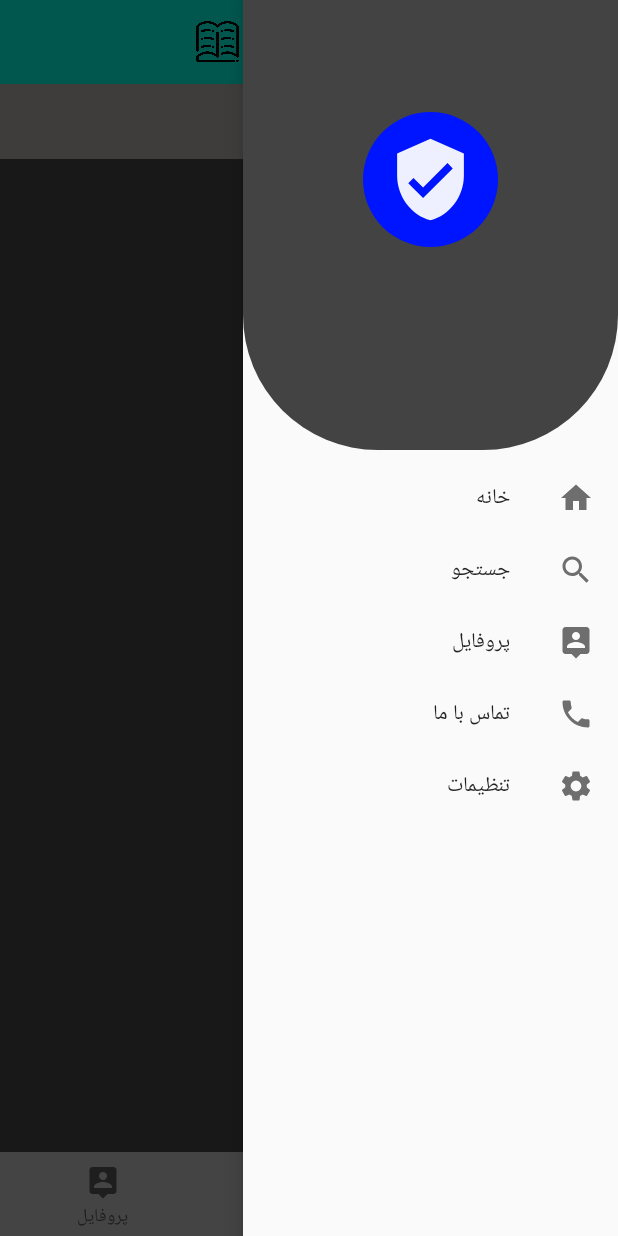
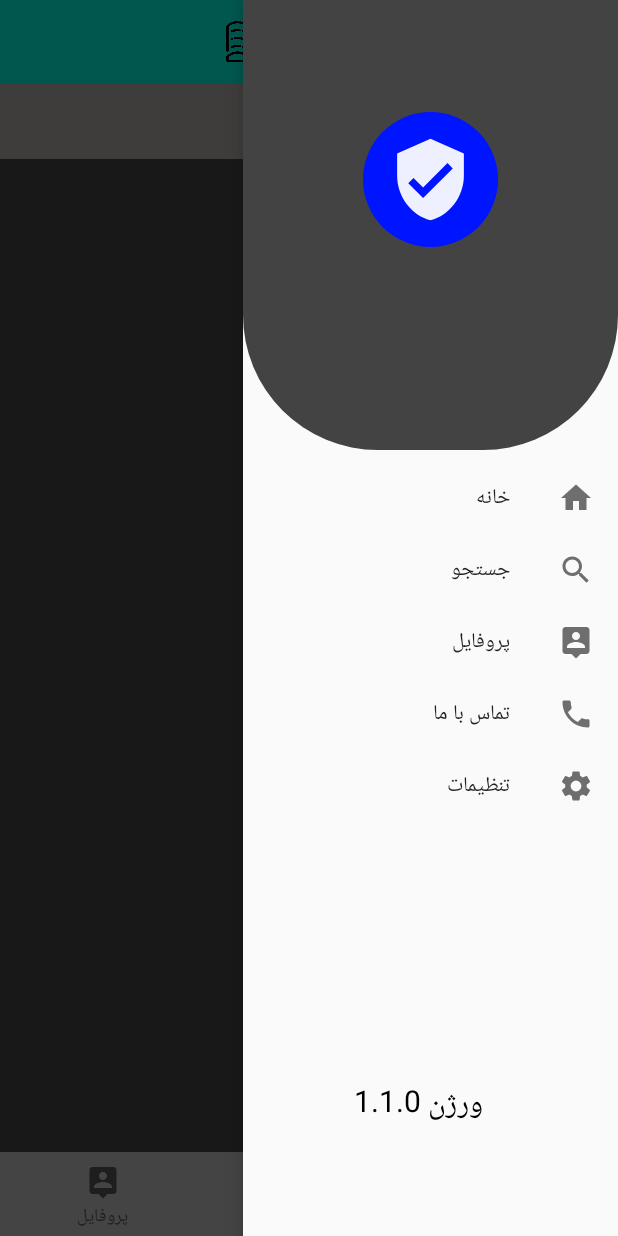
Before and after one commit to AmirMahdi-Novinfar/ScientistProject, an Android app: the MainActivity screen opened directly, with no data from a screen before it, with the side drawer open, on a phone screen of 412 x 824 dp. Run offline under Robolectric (Android 15) with nearby library versions, the phone set to English and light mode, and no system bars; our stand-ins replace Picasso; libraries missing offline, so code that uses them is left out: com.duolingo.open, com.sdsmdg.tastytoast; 3 statements that could not run were skipped.

Commit message:
Add or redesign layouts

```diff
--- /dev/null
+++ b/app/src/main/res/drawable/ic_favorite_border_black_24dp.xml
@@ -0,0 +1,5 @@
+<vector android:alpha="0.94" android:height="24dp"
+    android:tint="#FFFFFF" android:viewportHeight="24.0"
+    android:viewportWidth="24.0" android:width="24dp" xmlns:android="http://schemas.android.com/apk/res/android">
+    <path android:fillColor="#FF000000" android:pathData="M16.5,3c-1.74,0 -3.41,0.81 -4.5,2.09C10.91,3.81 9.24,3 7.5,3 4.42,3 2,5.42 2,8.5c0,3.78 3.4,6.86 8.55,11.54L12,21.35l1.45,-1.32C18.6,15.36 22,12.28 22,8.5 22,5.42 19.58,3 16.5,3zM12.1,18.55l-0.1,0.1 -0.1,-0.1C7.14,14.24 4,11.39 4,8.5 4,6.5 5.5,5 7.5,5c1.54,0 3.04,0.99 3.57,2.36h1.87C13.46,5.99 14.96,5 16.5,5c2,0 3.5,1.5 3.5,3.5 0,2.89 -3.14,5.74 -7.9,10.05z"/>
+</vector>
--- a/app/src/main/res/layout/activity_content.xml
+++ b/app/src/main/res/layout/activity_content.xml
@@ -94,9 +94,10 @@
     <com.google.android.material.floatingactionbutton.FloatingActionButton
         android:layout_width="wrap_content"
         android:layout_height="wrap_content"
-        android:layout_marginTop="350dp"
+        android:layout_marginTop="390dp"
         android:layout_marginLeft="20dp"
-        android:src="@drawable/ic_favorite_black_24dp"
+        android:id="@+id/fav_btn"
+        android:src="@drawable/ic_favorite_border_black_24dp"
         >
 
     </com.google.android.material.floatingactionbutton.FloatingActionButton>
--- a/app/src/main/res/layout/drawerlayout.xml
+++ b/app/src/main/res/layout/drawerlayout.xml
@@ -26,6 +26,17 @@
         app:menu="@menu/nav_menu"
       >
 
+        <TextView
+            android:layout_width="wrap_content"
+            android:layout_height="wrap_content"
+            android:text="ورژن 1.1.0"
+            android:textColor="@android:color/black"
+            android:layout_marginTop="720dp"
+            android:layout_marginRight="90dp"
+            android:textSize="20sp">
+
+        </TextView>
+
     </com.google.android.material.navigation.NavigationView>
 
 </androidx.drawerlayout.widget.DrawerLayout>
--- a/app/src/main/res/layout/profile_fragment.xml
+++ b/app/src/main/res/layout/profile_fragment.xml
@@ -2,7 +2,7 @@
 <LinearLayout xmlns:android="http://schemas.android.com/apk/res/android"
     android:layout_width="match_parent"
     android:layout_height="match_parent"
-    android:background="@color/colorAccent"
+    android:background="#2b2b2b"
     android:theme="@style/AppTheme"
     android:orientation="vertical">
 
@@ -53,6 +53,10 @@
 
     </LinearLayout>
 
+
+    <include layout="@layout/profile_gb"
+       ></include>
+
     <LinearLayout
         android:layout_width="match_parent"
         android:layout_height="match_parent"
--- a/app/src/main/res/layout/profile_gb.xml
+++ b/app/src/main/res/layout/profile_gb.xml
@@ -1,7 +1,9 @@
 <?xml version="1.0" encoding="utf-8"?>
 <RelativeLayout xmlns:android="http://schemas.android.com/apk/res/android"
     android:layout_width="match_parent"
-    android:background="@color/colorAccent" android:gravity="center" android:layout_height="match_parent">
+    android:background="#2b2b2b"
+    android:id="@+id/amirnovin"
+    android:gravity="center" android:layout_height="match_parent">
 
     <ImageView
         android:layout_width="120dp"
--- a/app/src/main/res/layout/toolbarlayout.xml
+++ b/app/src/main/res/layout/toolbarlayout.xml
@@ -12,7 +12,7 @@
     <ImageView
         android:layout_width="30dp"
         android:layout_height="30dp"
-        android:layout_marginLeft="130dp"
+        android:layout_marginLeft="150dp"
         android:src="@drawable/dsddd"></ImageView>
 
     <TextView
@@ -29,7 +29,7 @@
         android:layout_width="30dp"
         android:layout_height="30dp"
         android:src="@drawable/dwd"
-        android:layout_marginLeft="90dp"
+        android:layout_marginLeft="120dp"
         android:id="@+id/nav_btn"
         ></ImageView>
 
```
Also changed, not shown: app/src/main/res/layout/recyclerlayoutpofile.xml (added, +51 -0 lines).
